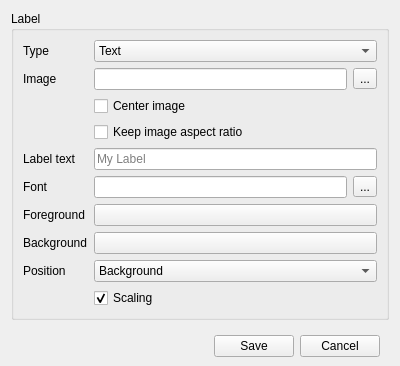
This is src/ui/map_label.ui in Mudlet/Mudlet as Qt 5 draws it before an edit. The edited form follows.
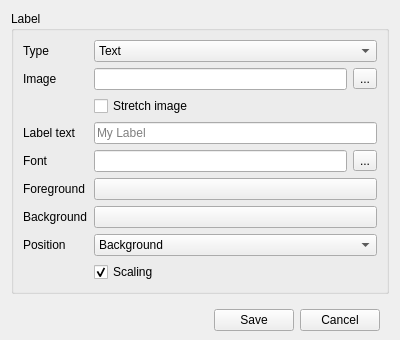
This is the edited form.

Commit message: stretch image option

```diff
--- a/src/ui/map_label.ui
+++ b/src/ui/map_label.ui
@@ -38,14 +38,14 @@
       <set>Qt::AlignLeading|Qt::AlignLeft|Qt::AlignTop</set>
      </property>
      <layout class="QGridLayout" name="gridLayout_2">
-      <item row="5" column="2">
+      <item row="4" column="2">
        <widget class="QToolButton" name="toolButton_fontPick">
         <property name="text">
          <string>...</string>
         </property>
        </widget>
       </item>
-      <item row="8" column="1" colspan="2">
+      <item row="7" column="1" colspan="2">
        <widget class="QPushButton" name="pushButton_bgColor">
         <property name="text">
          <string/>
@@ -59,14 +59,21 @@
         </property>
        </widget>
       </item>
-      <item row="8" column="0">
+      <item row="7" column="0">
        <widget class="QLabel" name="label_bg">
         <property name="text">
          <string>Background</string>
         </property>
        </widget>
       </item>
-      <item row="5" column="0">
+      <item row="2" column="1">
+       <widget class="QCheckBox" name="checkBox_stretchImage">
+        <property name="text">
+         <string>Stretch image</string>
+        </property>
+       </widget>
+      </item>
+      <item row="4" column="0">
        <widget class="QLabel" name="label_font">
         <property name="text">
          <string>Font</string>
@@ -87,13 +94,6 @@
         </item>
        </widget>
       </item>
-      <item row="2" column="1">
-       <widget class="QCheckBox" name="checkBox_centerImage">
-        <property name="text">
-         <string>Center image</string>
-        </property>
-       </widget>
-      </item>
       <item row="0" column="0">
        <widget class="QLabel" name="label_type">
         <property name="text">
@@ -101,7 +101,7 @@
         </property>
        </widget>
       </item>
-      <item row="11" column="1">
+      <item row="10" column="1">
        <widget class="QCheckBox" name="checkBox_scaling">
         <property name="toolTip">
          <string>If deselected the label will have the same size when you zoom in and out in the mapper. If it is selected the label will scale when you zoom the mapper.</string>
@@ -114,14 +114,14 @@
         </property>
        </widget>
       </item>
-      <item row="4" column="0">
+      <item row="3" column="0">
        <widget class="QLabel" name="label_text">
         <property name="text">
          <string>Label text</string>
         </property>
        </widget>
       </item>
-      <item row="4" column="1" colspan="2">
+      <item row="3" column="1" colspan="2">
        <widget class="QLineEdit" name="lineEdit_text">
         <property name="placeholderText">
          <string>My Label</string>
@@ -142,7 +142,7 @@
         </property>
        </widget>
       </item>
-      <item row="10" column="1" colspan="2">
+      <item row="9" column="1" colspan="2">
        <widget class="QComboBox" name="comboBox_position">
         <item>
          <property name="text">
@@ -156,41 +156,34 @@
         </item>
        </widget>
       </item>
-      <item row="5" column="1">
+      <item row="4" column="1">
        <widget class="QLineEdit" name="lineEdit_font">
         <property name="readOnly">
          <bool>true</bool>
         </property>
        </widget>
       </item>
-      <item row="10" column="0">
+      <item row="9" column="0">
        <widget class="QLabel" name="label_position">
         <property name="text">
          <string>Position</string>
         </property>
        </widget>
       </item>
-      <item row="7" column="1" colspan="2">
+      <item row="6" column="1" colspan="2">
        <widget class="QPushButton" name="pushButton_fgColor">
         <property name="text">
          <string/>
         </property>
        </widget>
       </item>
-      <item row="7" column="0">
+      <item row="6" column="0">
        <widget class="QLabel" name="label_fg">
         <property name="text">
          <string>Foreground</string>
         </property>
        </widget>
       </item>
-      <item row="3" column="1">
-       <widget class="QCheckBox" name="checkBox_keepAspect">
-        <property name="text">
-         <string>Keep image aspect ratio</string>
-        </property>
-       </widget>
-      </item>
      </layout>
     </widget>
    </item>
```
The commit also changes 3 other files.
